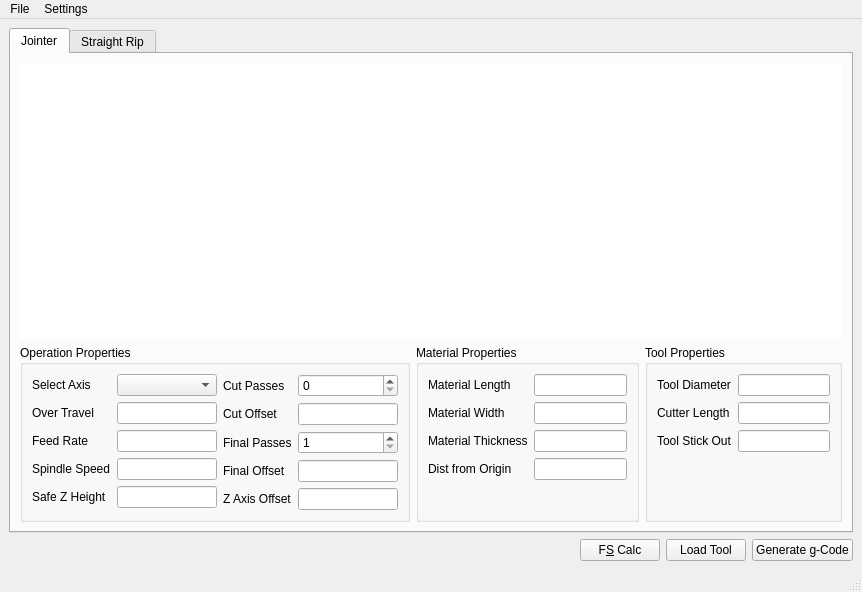
Before: the Qt Designer form Main.ui in dirktheeng/CNCWoodworkingGCodeCreator, drawn with Qt 5.
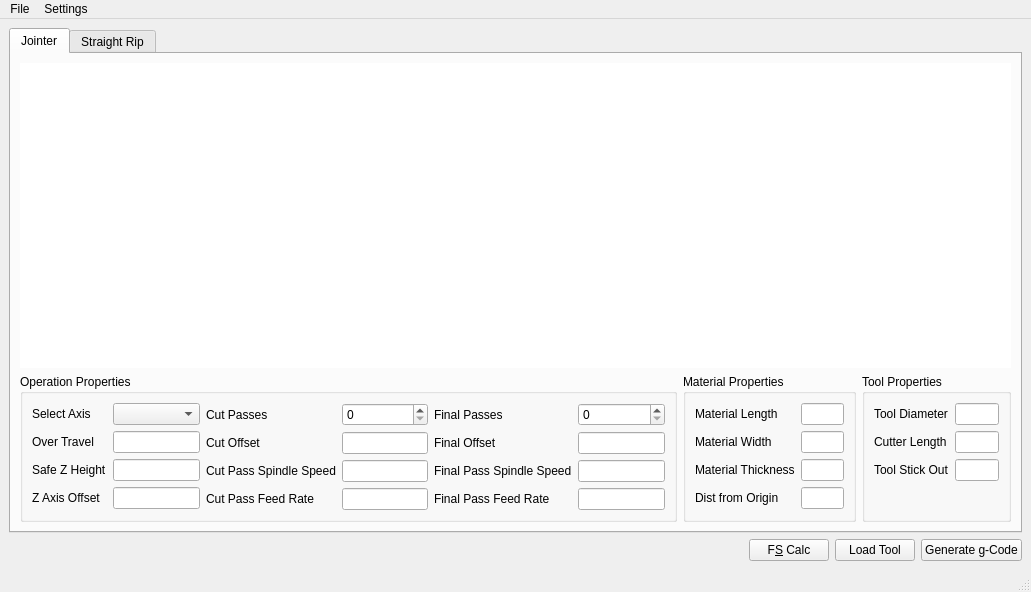
After: the same form once the commit is applied.

```diff
--- a/Main.ui
+++ b/Main.ui
@@ -6,7 +6,7 @@
    <rect>
     <x>0</x>
     <y>0</y>
-    <width>862</width>
+    <width>1031</width>
     <height>592</height>
    </rect>
   </property>
@@ -90,35 +90,25 @@
                       <widget class="QLineEdit" name="overTravelLineEdit"/>
                      </item>
                      <item row="2" column="0">
-                      <widget class="QLabel" name="feedRateLabel">
-                       <property name="text">
-                        <string>Feed Rate</string>
-                       </property>
-                      </widget>
-                     </item>
-                     <item row="2" column="1">
-                      <widget class="QLineEdit" name="feedRateLineEdit"/>
-                     </item>
-                     <item row="3" column="0">
-                      <widget class="QLabel" name="spindleSpeedLabel">
-                       <property name="text">
-                        <string>Spindle Speed</string>
-                       </property>
-                      </widget>
-                     </item>
-                     <item row="3" column="1">
-                      <widget class="QLineEdit" name="spindleSpeedLineEdit"/>
-                     </item>
-                     <item row="4" column="0">
                       <widget class="QLabel" name="safeZHeightLabel">
                        <property name="text">
                         <string>Safe Z Height</string>
                        </property>
                       </widget>
                      </item>
-                     <item row="4" column="1">
+                     <item row="2" column="1">
                       <widget class="QLineEdit" name="safeZHeightLineEdit"/>
                      </item>
+                     <item row="3" column="0">
+                      <widget class="QLabel" name="zAxisOffsetLabel_2">
+                       <property name="text">
+                        <string>Z Axis Offset</string>
+                       </property>
+                      </widget>
+                     </item>
+                     <item row="3" column="1">
+                      <widget class="QLineEdit" name="zAxisOffsetLineEdit_2"/>
+                     </item>
                     </layout>
                    </item>
                   </layout>
@@ -151,39 +141,76 @@
                       <widget class="QLineEdit" name="cutOffsetLineEdit"/>
                      </item>
                      <item row="2" column="0">
+                      <widget class="QLabel" name="cutPassSpindleSpeedLabel">
+                       <property name="text">
+                        <string>Cut Pass Spindle Speed</string>
+                       </property>
+                      </widget>
+                     </item>
+                     <item row="2" column="1">
+                      <widget class="QLineEdit" name="cutPassSpindleSpeedLineEdit"/>
+                     </item>
+                     <item row="3" column="0">
+                      <widget class="QLabel" name="cutPassFeedRateLabel">
+                       <property name="text">
+                        <string>Cut Pass Feed Rate</string>
+                       </property>
+                      </widget>
+                     </item>
+                     <item row="3" column="1">
+                      <widget class="QLineEdit" name="cutPassFeedRateLineEdit"/>
+                     </item>
+                    </layout>
+                   </item>
+                  </layout>
+                 </item>
+                 <item row="0" column="2">
+                  <layout class="QGridLayout" name="gridLayout_10">
+                   <item row="0" column="0">
+                    <layout class="QFormLayout" name="formLayout_4">
+                     <property name="fieldGrowthPolicy">
+                      <enum>QFormLayout::AllNonFixedFieldsGrow</enum>
+                     </property>
+                     <item row="0" column="0">
                       <widget class="QLabel" name="finalPassesLabel">
                        <property name="text">
                         <string>Final Passes</string>
                        </property>
                       </widget>
                      </item>
-                     <item row="2" column="1">
-                      <widget class="QSpinBox" name="finalPassesSpinBox">
-                       <property name="minimum">
-                        <number>1</number>
-                       </property>
-                      </widget>
+                     <item row="0" column="1">
+                      <widget class="QSpinBox" name="finalPassesSpinBox"/>
                      </item>
-                     <item row="4" column="0">
-                      <widget class="QLabel" name="zAxisOffsetLabel">
-                       <property name="text">
-                        <string>Z Axis Offset</string>
-                       </property>
-                      </widget>
-                     </item>
-                     <item row="4" column="1">
-                      <widget class="QLineEdit" name="zAxisOffsetLineEdit"/>
-                     </item>
-                     <item row="3" column="0">
+                     <item row="1" column="0">
                       <widget class="QLabel" name="finalOffsetLabel">
                        <property name="text">
                         <string>Final Offset</string>
                        </property>
                       </widget>
                      </item>
-                     <item row="3" column="1">
+                     <item row="1" column="1">
                       <widget class="QLineEdit" name="finalOffsetLineEdit"/>
                      </item>
+                     <item row="2" column="0">
+                      <widget class="QLabel" name="finalPassSpindleSpeedLabel">
+                       <property name="text">
+                        <string>Final Pass Spindle Speed</string>
+                       </property>
+                      </widget>
+                     </item>
+                     <item row="2" column="1">
+                      <widget class="QLineEdit" name="finalPassSpindleSpeedLineEdit"/>
+                     </item>
+                     <item row="3" column="0">
+                      <widget class="QLabel" name="finalPassFeedRateLabel">
+                       <property name="text">
+                        <string>Final Pass Feed Rate</string>
+                       </property>
+                      </widget>
+                     </item>
+                     <item row="3" column="1">
+                      <widget class="QLineEdit" name="finalPassFeedRateLineEdit"/>
+                     </item>
                     </layout>
                    </item>
                   </layout>
@@ -361,7 +388,7 @@
     <rect>
      <x>0</x>
      <y>0</y>
-     <width>862</width>
+     <width>1031</width>
      <height>21</height>
     </rect>
    </property>
```
Left out of the diff: 9 changed lines with no effect on the pictures.
